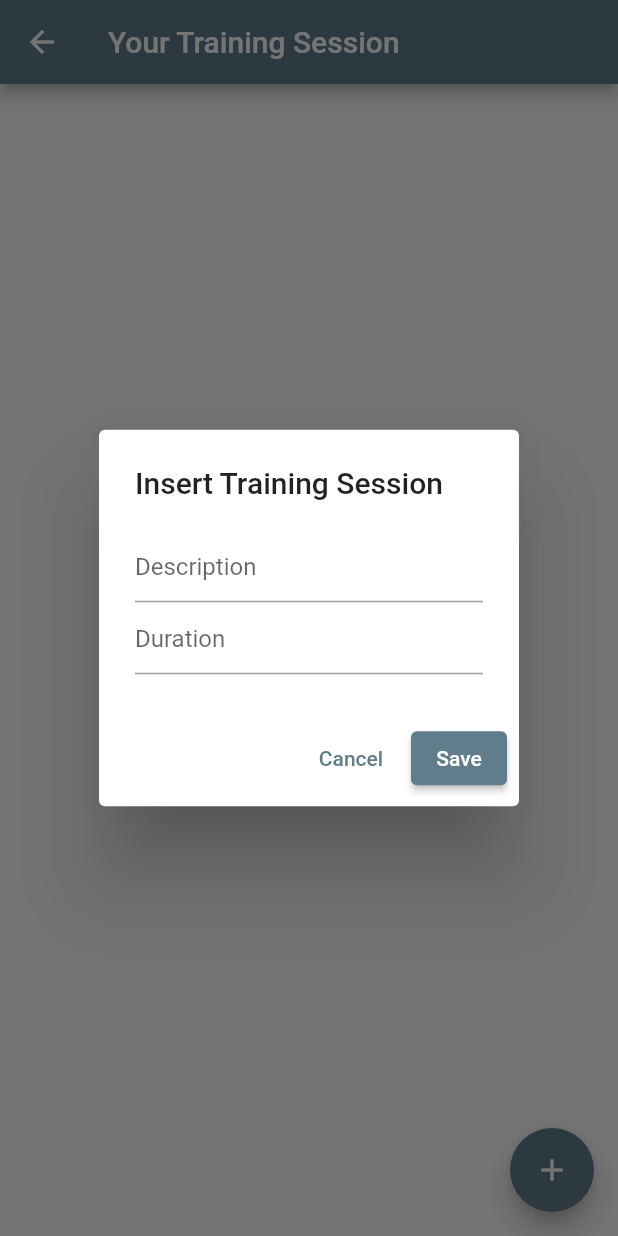
After one commit to mrmodise/bmi_calculat, a Flutter app: the SessionsScreen screen opened directly, after a tap on the "add" icon, on a phone screen of 412 x 824 dp. The commit adds this screen. Run offline on Flutter 3.47's test engine with Material 2 defaults, Android fonts, the phone set to English and light mode, and no system bars; our stand-ins replace flutter_dotenv, shared_preferences; accounts and stored records are empty.

Commit message:
feat: add training session implementation

```diff
--- /dev/null
+++ b/lib/data/sp_helper.dart
@@ -0,0 +1,26 @@
+import 'dart:convert';
+
+import 'package:shared_preferences/shared_preferences.dart';
+
+import 'session.dart';
+
+class SPHelper {
+  static late SharedPreferences prefs;
+
+  Future writeSession(Session session) async {
+    prefs = await SharedPreferences.getInstance();
+    await prefs.setString(session.id.toString(), json.encode(session.toJson()));
+  }
+
+  Future<List<Session>> getSessions() async {
+    prefs = await SharedPreferences.getInstance();
+    List<Session> sessions = [];
+    Set<String> keys = prefs.getKeys();
+
+    for (var key in keys) {
+      Session session = Session.fromJson(json.decode(prefs.getString(key) ?? ''));
+      sessions.add(session);
+    }
+    return sessions;
+  }
+}
--- a/lib/menu_drawer.dart
+++ b/lib/menu_drawer.dart
@@ -1,5 +1,6 @@
 import 'package:bmi_calculator/bmi_screen.dart';
 import 'package:bmi_calculator/intro_screen.dart';
+import 'package:bmi_calculator/sessions_screen.dart';
 import 'package:bmi_calculator/weather_screen.dart';
 import 'package:flutter/material.dart';
 
@@ -44,6 +45,9 @@ class MenuDrawer extends StatelessWidget {
             case 'Weather':
               screen = const WeatherScreen();
               break;
+              case 'Training':
+              screen = const SessionsScreen();
+              break;
             default:
           }
           Navigator.of(context).pop();
--- /dev/null
+++ b/lib/sessions_screen.dart
@@ -0,0 +1,105 @@
+import 'package:bmi_calculator/data/sp_helper.dart';
+import 'package:flutter/material.dart';
+
+import 'data/session.dart';
+
+class SessionsScreen extends StatefulWidget {
+  const SessionsScreen({Key? key}) : super(key: key);
+
+  @override
+  State<SessionsScreen> createState() => _SessionsScreenState();
+}
+
+class _SessionsScreenState extends State<SessionsScreen> {
+  TextEditingController txtDescriptionCtrl = TextEditingController();
+  TextEditingController txtDurationCtrl = TextEditingController();
+  final SPHelper spHelper = SPHelper();
+  List<Session> sessions = [];
+
+  @override
+  void initState() {
+    super.initState();
+  }
+
+  @override
+  Widget build(BuildContext context) {
+    return Scaffold(
+      appBar: AppBar(
+        title: const Text('Your Training Session'),
+      ),
+      body: ListView(
+        children: getContent(),
+      ),
+      floatingActionButton: FloatingActionButton(
+        onPressed: () {
+          showSessionsDialog(context);
+        },
+        child: const Icon(Icons.add),
+      ),
+    );
+  }
+
+  Future<dynamic> showSessionsDialog(BuildContext context) async {
+    return showDialog(
+        context: context,
+        builder: (BuildContext context) {
+          return AlertDialog(
+            title: const Text('Insert Training Session'),
+            content: SingleChildScrollView(
+              child: Column(
+                children: [
+                  TextField(
+                    controller: txtDescriptionCtrl,
+                    decoration: const InputDecoration(hintText: 'Description'),
+                  ),
+                  TextField(
+                    controller: txtDurationCtrl,
+                    decoration: const InputDecoration(hintText: 'Duration'),
+                  ),
+                ],
+              ),
+            ),
+            actions: [
+              TextButton(
+                  onPressed: () {
+                    Navigator.pop(context);
+                    txtDescriptionCtrl.text = '';
+                    txtDurationCtrl.text = '';
+                  },
+                  child: const Text('Cancel')),
+              ElevatedButton(onPressed: saveSession, child: const Text('Save'))
+            ],
+          );
+        });
+  }
+
+  Future saveSession() async {
+    DateTime now = DateTime.now();
+    String today = '${now.year}-${now.month}-${now.day}';
+
+    Session newSession = Session(1, today, txtDescriptionCtrl.text,
+        int.tryParse(txtDurationCtrl.text) ?? 0);
+
+    await spHelper.writeSession(newSession);
+    txtDescriptionCtrl.text = '';
+    txtDurationCtrl.text = '';
+    await updateScreen();
+    Navigator.pop(context);
+  }
+
+  List<Widget> getContent() {
+    List<Widget> tiles = [];
+    for (var session in sessions) {
+      tiles.add(ListTile(
+        title: Text(session.description),
+        subtitle: Text('${session.date} - duration: ${session.duration} min'),
+      ));
+    }
+    return tiles;
+  }
+
+  Future updateScreen() async {
+     sessions = await spHelper.getSessions();
+     setState(() {});
+  }
+}
--- a/pubspec.yaml
+++ b/pubspec.yaml
@@ -31,6 +31,7 @@ dependencies:
     sdk: flutter
   http: ^0.13.3
   flutter_dotenv: ^5.0.2
+  shared_preferences: ^2.0.13
 
 
   # The following adds the Cupertino Icons font to your application.
```
Also changed, not shown: pubspec.lock.
